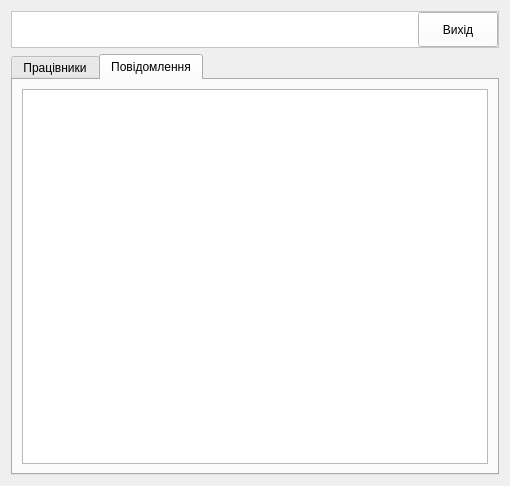
The window that src/app/mainapp/adminform.ui (Bodiok007/Accounting) describes before a commit, drawn with Qt 5.
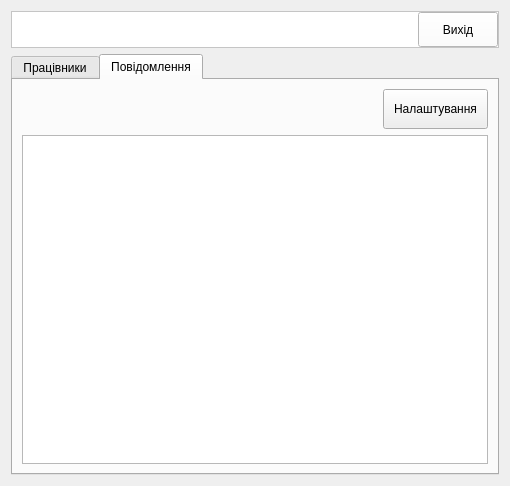
The same window after the commit. The open tabs and pages were chosen to show the change. Custom widgets are drawn as their Qt base class.

Commit message: Add MessageSettingForm; integrate it to AdminForm

Patch:
```diff
--- a/src/app/mainapp/adminform.ui
+++ b/src/app/mainapp/adminform.ui
@@ -138,6 +138,36 @@
        <string>Повідомлення</string>
       </attribute>
       <layout class="QVBoxLayout" name="verticalLayout_5">
+       <item>
+        <layout class="QHBoxLayout" name="horizontalLayout_3">
+         <item>
+          <spacer name="horizontalSpacer_3">
+           <property name="orientation">
+            <enum>Qt::Horizontal</enum>
+           </property>
+           <property name="sizeHint" stdset="0">
+            <size>
+             <width>40</width>
+             <height>20</height>
+            </size>
+           </property>
+          </spacer>
+         </item>
+         <item>
+          <widget class="QPushButton" name="pushButtonSettings">
+           <property name="minimumSize">
+            <size>
+             <width>105</width>
+             <height>40</height>
+            </size>
+           </property>
+           <property name="text">
+            <string>Налаштування</string>
+           </property>
+          </widget>
+         </item>
+        </layout>
+       </item>
        <item>
         <widget class="MessageTableView" name="tableMessage"/>
        </item>
```
Left out of the diff: 2 changed lines with no effect on the pictures. The commit also changes 11 other files.
